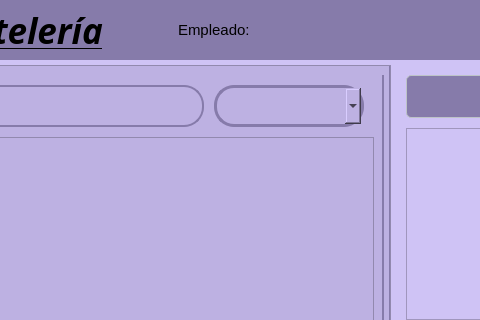
Qt form app/view/ui/menuInicialView.ui (ErickSanat/POS-PythonQt) before a commit; both pictures show x 332 to 812 and y 0 to 320 of the 1211 by 681 pixel window.
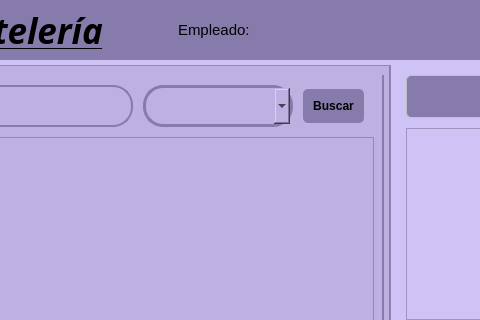
The same form after that commit. Icons and pictures are not drawn.

Commit message: update: se agrego el boton buscar

Patch:
```diff
--- a/app/view/ui/menuInicialView.ui
+++ b/app/view/ui/menuInicialView.ui
@@ -172,6 +172,26 @@
               </property>
              </widget>
             </item>
+            <item>
+             <widget class="QPushButton" name="btnBuscar">
+              <property name="styleSheet">
+               <string notr="true">QPushButton {
+    background-color: #867BAA;
+    color: black;
+    padding: 10px;
+    border: none;
+    border-radius: 5px;
+    font-weight: bold;
+}
+QPushButton:hover {
+    background-color: #BDB1E2;
+}</string>
+              </property>
+              <property name="text">
+               <string>Buscar</string>
+              </property>
+             </widget>
+            </item>
            </layout>
           </item>
           <item>
```
The commit also changes 1 other file.
